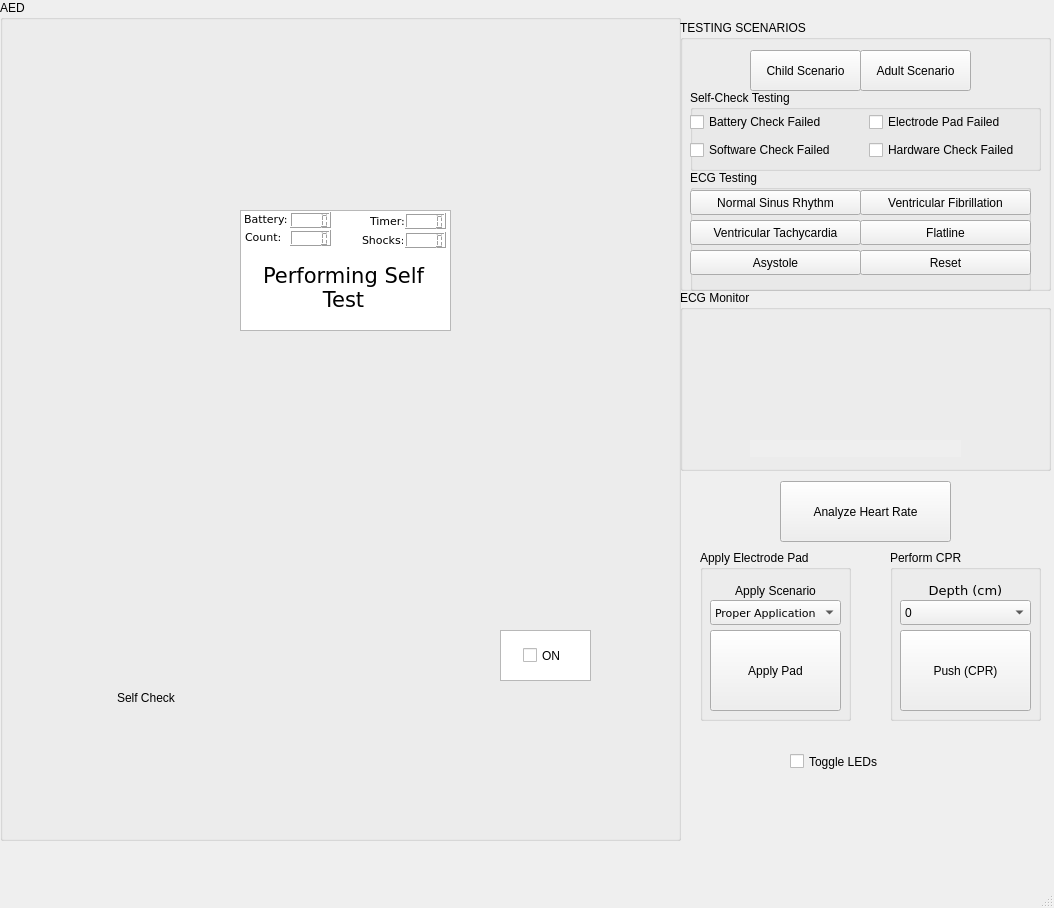
Above: FinalProject/mainwindow.ui from gksaurabh/COMP3004-FinalProject before the change. Below: the same form after it.
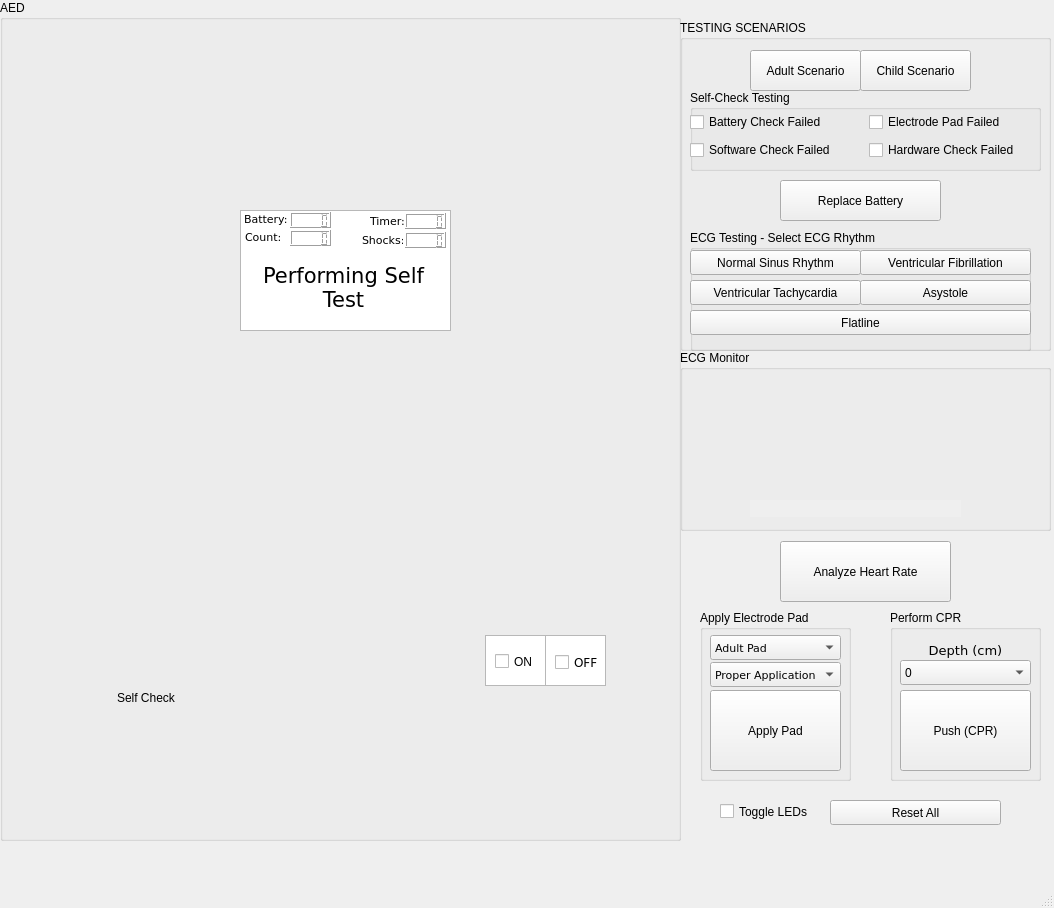
That is the form after the change. Icons and pictures are not drawn. Custom widgets are drawn as their Qt base class.

```diff
--- a/FinalProject/mainwindow.ui
+++ b/FinalProject/mainwindow.ui
@@ -204,9 +204,9 @@
     <widget class="QGraphicsView" name="onOffBckg">
      <property name="geometry">
       <rect>
-       <x>500</x>
-       <y>630</y>
-       <width>91</width>
+       <x>485</x>
+       <y>635</y>
+       <width>61</width>
        <height>51</height>
       </rect>
      </property>
@@ -214,9 +214,9 @@
     <widget class="QCheckBox" name="onOffButton">
      <property name="geometry">
       <rect>
-       <x>523</x>
-       <y>644</y>
-       <width>90</width>
+       <x>495</x>
+       <y>650</y>
+       <width>41</width>
        <height>23</height>
       </rect>
      </property>
@@ -317,6 +317,35 @@
       </rect>
      </property>
     </widget>
+    <widget class="QGraphicsView" name="onOffBckg_2">
+     <property name="geometry">
+      <rect>
+       <x>545</x>
+       <y>635</y>
+       <width>61</width>
+       <height>51</height>
+      </rect>
+     </property>
+    </widget>
+    <widget class="QCheckBox" name="OffButton">
+     <property name="geometry">
+      <rect>
+       <x>555</x>
+       <y>651</y>
+       <width>51</width>
+       <height>23</height>
+      </rect>
+     </property>
+     <property name="font">
+      <font>
+       <family>DejaVu Sans</family>
+       <pointsize>9</pointsize>
+      </font>
+     </property>
+     <property name="text">
+      <string>OFF</string>
+     </property>
+    </widget>
    </widget>
    <widget class="QGroupBox" name="groupBox_2">
     <property name="geometry">
@@ -324,7 +353,7 @@
       <x>680</x>
       <y>20</y>
       <width>371</width>
-      <height>271</height>
+      <height>331</height>
      </rect>
     </property>
     <property name="title">
@@ -334,13 +363,13 @@
      <property name="geometry">
       <rect>
        <x>10</x>
-       <y>150</y>
+       <y>210</y>
        <width>341</width>
        <height>121</height>
       </rect>
      </property>
      <property name="title">
-      <string>ECG Testing</string>
+      <string>ECG Testing - Select ECG Rhythm</string>
      </property>
      <widget class="QPushButton" name="normalECG">
       <property name="geometry">
@@ -384,9 +413,9 @@
      <widget class="QPushButton" name="flatlineECG">
       <property name="geometry">
        <rect>
-        <x>170</x>
-        <y>50</y>
-        <width>171</width>
+        <x>0</x>
+        <y>80</y>
+        <width>341</width>
         <height>25</height>
        </rect>
       </property>
@@ -397,8 +426,8 @@
      <widget class="QPushButton" name="asystoleECG">
       <property name="geometry">
        <rect>
-        <x>0</x>
-        <y>80</y>
+        <x>170</x>
+        <y>50</y>
         <width>171</width>
         <height>25</height>
        </rect>
@@ -407,19 +436,6 @@
        <string>Asystole</string>
       </property>
      </widget>
-     <widget class="QPushButton" name="resetECG">
-      <property name="geometry">
-       <rect>
-        <x>170</x>
-        <y>80</y>
-        <width>171</width>
-        <height>25</height>
-       </rect>
-      </property>
-      <property name="text">
-       <string>Reset</string>
-      </property>
-     </widget>
     </widget>
     <widget class="QGroupBox" name="groupBox_5">
      <property name="geometry">
@@ -478,19 +494,6 @@
      <property name="geometry">
       <rect>
        <x>70</x>
-       <y>30</y>
-       <width>111</width>
-       <height>41</height>
-      </rect>
-     </property>
-     <property name="text">
-      <string>Child Scenario</string>
-     </property>
-    </widget>
-    <widget class="QPushButton" name="pushButton_2">
-     <property name="geometry">
-      <rect>
-       <x>180</x>
        <y>30</y>
        <width>111</width>
        <height>41</height>
@@ -500,12 +503,38 @@
       <string>Adult Scenario</string>
      </property>
     </widget>
+    <widget class="QPushButton" name="childScenario_Button">
+     <property name="geometry">
+      <rect>
+       <x>180</x>
+       <y>30</y>
+       <width>111</width>
+       <height>41</height>
+      </rect>
+     </property>
+     <property name="text">
+      <string>Child Scenario</string>
+     </property>
+    </widget>
+    <widget class="QPushButton" name="replaceBattery_button">
+     <property name="geometry">
+      <rect>
+       <x>100</x>
+       <y>160</y>
+       <width>161</width>
+       <height>41</height>
+      </rect>
+     </property>
+     <property name="text">
+      <string>Replace Battery</string>
+     </property>
+    </widget>
    </widget>
    <widget class="QGroupBox" name="groupBox_3">
     <property name="geometry">
      <rect>
       <x>680</x>
-      <y>290</y>
+      <y>350</y>
       <width>371</width>
       <height>181</height>
      </rect>
@@ -553,8 +582,8 @@
    <widget class="QCheckBox" name="toggleLEDs">
     <property name="geometry">
      <rect>
-      <x>790</x>
-      <y>750</y>
+      <x>720</x>
+      <y>800</y>
       <width>90</width>
       <height>23</height>
      </rect>
@@ -567,7 +596,7 @@
     <property name="geometry">
      <rect>
       <x>890</x>
-      <y>550</y>
+      <y>610</y>
       <width>151</width>
       <height>171</height>
      </rect>
@@ -663,7 +692,7 @@
     <property name="geometry">
      <rect>
       <x>700</x>
-      <y>550</y>
+      <y>610</y>
       <width>151</width>
       <height>171</height>
      </rect>
@@ -688,7 +717,7 @@
      <property name="geometry">
       <rect>
        <x>10</x>
-       <y>50</y>
+       <y>52</y>
        <width>131</width>
        <height>25</height>
       </rect>
@@ -710,31 +739,38 @@
       </property>
      </item>
     </widget>
-    <widget class="QLabel" name="applyPad_Label">
+    <widget class="QComboBox" name="ddlist_padType">
      <property name="geometry">
       <rect>
        <x>10</x>
-       <y>30</y>
+       <y>25</y>
        <width>131</width>
-       <height>21</height>
+       <height>25</height>
       </rect>
      </property>
-     <property name="text">
-      <string>Apply Scenario</string>
+     <property name="font">
+      <font>
+       <family>DejaVu Sans</family>
+       <pointsize>8</pointsize>
+      </font>
      </property>
-     <property name="alignment">
-      <set>Qt::AlignCenter</set>
-     </property>
-     <property name="wordWrap">
-      <bool>true</bool>
-     </property>
+     <item>
+      <property name="text">
+       <string>Adult Pad</string>
+      </property>
+     </item>
+     <item>
+      <property name="text">
+       <string>Child Pad</string>
+      </property>
+     </item>
     </widget>
    </widget>
    <widget class="QPushButton" name="analyzeHR_button">
     <property name="geometry">
      <rect>
       <x>780</x>
-      <y>481</y>
+      <y>541</y>
       <width>171</width>
       <height>61</height>
      </rect>
@@ -743,6 +779,19 @@
      <string>Analyze Heart Rate</string>
     </property>
    </widget>
+   <widget class="QPushButton" name="resetECG">
+    <property name="geometry">
+     <rect>
+      <x>830</x>
+      <y>800</y>
+      <width>171</width>
+      <height>25</height>
+     </rect>
+    </property>
+    <property name="text">
+     <string>Reset All</string>
+    </property>
+   </widget>
   </widget>
   <widget class="QMenuBar" name="menubar">
    <property name="geometry">
```
Left out of the diff: 6 changed lines with no effect on the pictures.
